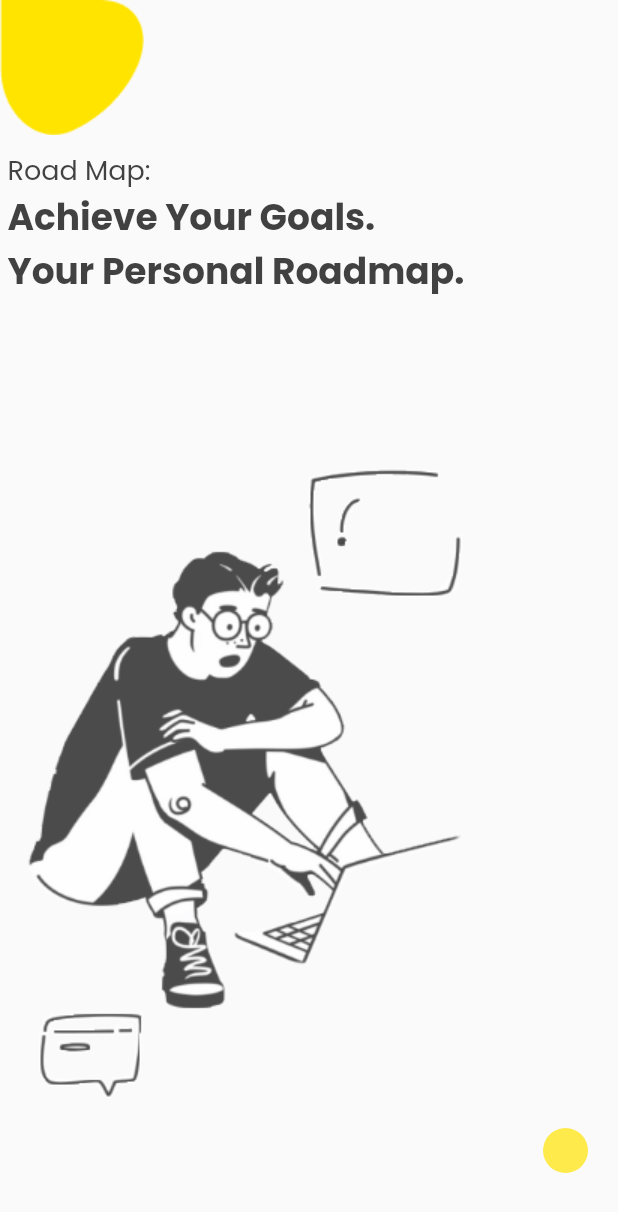
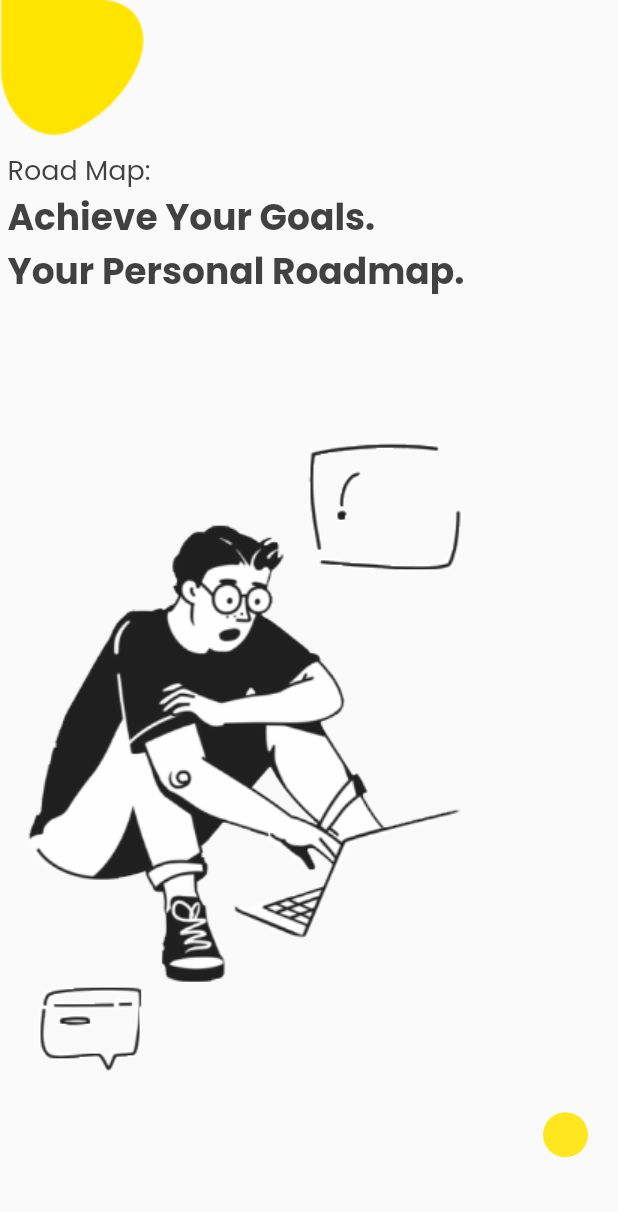
Before and after one commit to mnengineer/roadmap, a Flutter app: the SplashScreen screen opened by its route, on a phone screen of 412 x 824 dp. Shown: the top 1212 px of the screen. Run offline on Flutter 3.47's test engine with Material 2 defaults, Android fonts, the light colour scheme and no system bars; our stand-ins replace cloud_firestore, device_preview, firebase_core, flutter_hooks, freezed_annotation, go_router and 4 more; accounts and stored records are empty.

Commit message:
style: アニメーションの調整

```diff
--- a/lib/presentation/viewmodels/splash_viewmodel.dart
+++ b/lib/presentation/viewmodels/splash_viewmodel.dart
@@ -14,7 +14,7 @@ class SplashViewModel extends StateNotifier<SplashState> {
     state = state.copyWith(animate: true);
     await Future<void>.delayed(const Duration(milliseconds: 3000));
     state = state.copyWith(animate: false);
-    await Future<void>.delayed(const Duration(milliseconds: 2000));
+    await Future<void>.delayed(const Duration(milliseconds: 1800));
     navigateToOnBoarding();
   }
 }
--- a/lib/presentation/views/splash_screen.dart
+++ b/lib/presentation/views/splash_screen.dart
@@ -31,13 +31,17 @@ class SplashScreen extends HookConsumerWidget {
             duration: const Duration(milliseconds: 1200),
             top: animate ? 0 : -30,
             left: animate ? 0 : -30,
-            child: const Image(
-              image: AssetImage(tSplashTopIcon),
+            child: AnimatedOpacity(
+              duration: const Duration(milliseconds: 1200),
+              opacity: animate ? 1 : 0,
+              child: const Image(
+                image: AssetImage(tSplashTopIcon),
+              ),
             ),
           ),
           AnimatedPositioned(
             duration: const Duration(milliseconds: 1600),
-            top: 100,
+            top: animate ? 100 : 100,
             left: animate ? tDefaultSpace : -100,
             child: AnimatedOpacity(
               duration: const Duration(milliseconds: 1600),
@@ -58,10 +62,10 @@ class SplashScreen extends HookConsumerWidget {
             ),
           ),
           AnimatedPositioned(
-            duration: const Duration(milliseconds: 2000),
+            duration: const Duration(milliseconds: 1600),
             bottom: animate ? 100 : 0,
             child: AnimatedOpacity(
-              duration: const Duration(milliseconds: 2000),
+              duration: const Duration(milliseconds: 1600),
               opacity: animate ? 1 : 0,
               child: const Image(
                 image: AssetImage(tSplashImage),
@@ -69,11 +73,11 @@ class SplashScreen extends HookConsumerWidget {
             ),
           ),
           AnimatedPositioned(
-            duration: const Duration(milliseconds: 2000),
+            duration: const Duration(milliseconds: 1600),
             bottom: animate ? 60 : 0,
-            right: tDefaultSpace,
+            right: animate ? tDefaultSpace : tDefaultSpace,
             child: AnimatedOpacity(
-              duration: const Duration(milliseconds: 2000),
+              duration: const Duration(milliseconds: 1600),
               opacity: animate ? 1 : 0,
               child: Container(
                 width: tSplashContainerSize,
```
